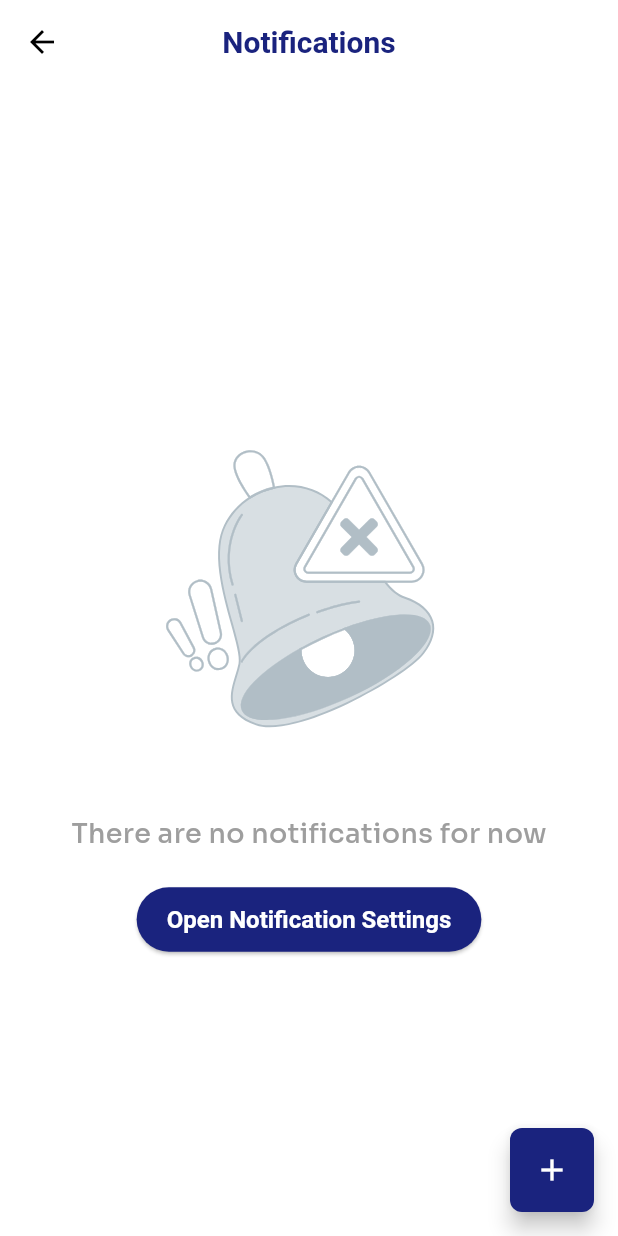
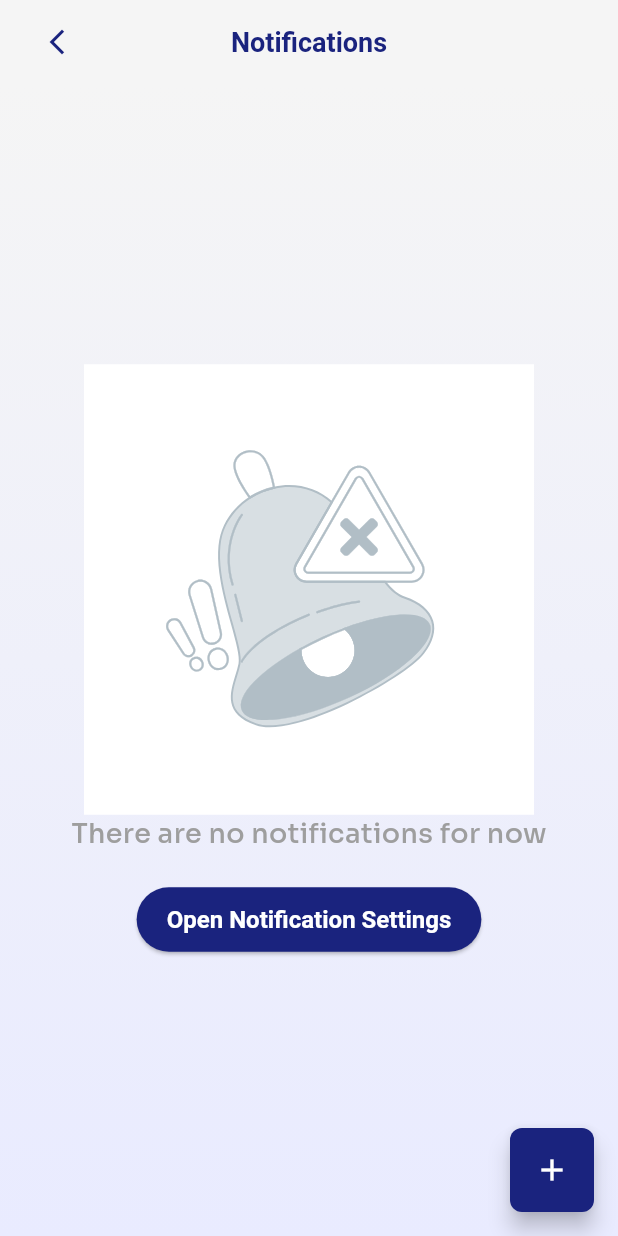
Before and after one commit to mdarafat1570/K-PathShala, a Flutter app: the Navigation screen opened directly, after a tap on an icon or button, on a phone screen of 412 x 824 dp. Run offline on Flutter 3.47's test engine with Material 3 defaults, Android fonts, the phone set to English and light mode, and no system bars; our stand-ins replace device_info_plus, device_preview, firebase_auth, firebase_core, flutter_svg, fluttertoast and 11 more; missing offline and left inert: android_intent_plus, custom_button_builder, flutter_facebook_auth, flutter_sslcommerz; accounts and stored records are empty; network calls fail.

Commit message:
Updates of 12/9/24

```diff
--- a/lib/view/common_widget/common_app_bar.dart
+++ b/lib/view/common_widget/common_app_bar.dart
@@ -1,4 +1,6 @@
 // common_app_bar.dart
+import 'dart:ui';
+
 import 'package:flutter/material.dart';
 import 'package:kpathshala/app_theme/app_color.dart';
 
@@ -9,6 +11,7 @@ class CommonAppBar extends StatelessWidget implements PreferredSizeWidget {
   final Color backgroundColor;
   final Color titleColor;
   final double titleFontSize;
+  final FontWeight titleFontWeight;
 
   const CommonAppBar({
     super.key,
@@ -17,7 +20,8 @@ class CommonAppBar extends StatelessWidget implements PreferredSizeWidget {
     this.onBackPressed,
     this.backgroundColor = AppColor.gradientStart,
     this.titleColor =AppColor.navyBlue,
-    this.titleFontSize = 20.0,
+    this.titleFontSize = 18.0,
+    this.titleFontWeight = FontWeight.w600,
   });
 
   @override
@@ -27,6 +31,7 @@ class CommonAppBar extends StatelessWidget implements PreferredSizeWidget {
       title: Text(
         title,
         style: TextStyle(
+          fontWeight: titleFontWeight,
           fontSize: titleFontSize,
           color: titleColor,
         ),
--- a/lib/view/common_widget/common_card_book_slider.dart
+++ b/lib/view/common_widget/common_card_book_slider.dart
@@ -29,27 +29,23 @@ Widget bookDashboardBuildCard() {
             crossAxisAlignment: CrossAxisAlignment.start,
             children: [
               // Text widget with responsive font size
-              Flexible(
-                child: customText(
+              customText(
                 "Ace the 2024 UBT Exam with \nK-Pathshala’s 100-Set Mock Test",
                 TextType.title,
                 color: AppColor.active,
                 fontSize: constraints.maxWidth * 0.05, // Responsive font size
               ),
-              ),
               const Gap(5),
               // Row with flexible text widgets
               Row(
                 children: [
-                  Flexible(
-                    child: Text(
+                  Text(
                     'For only ৳999.00',
                     style: TextStyle(
                       fontSize:
                           constraints.maxWidth * 0.04, // Responsive font size
                       color: Colors.black,
                       fontWeight: FontWeight.bold,
-                      ),
                     ),
                   ),
                   SizedBox(
--- a/lib/view/common_widget/custom_text.dart.dart
+++ b/lib/view/common_widget/custom_text.dart.dart
@@ -1,7 +1,7 @@
 import 'package:flutter/material.dart';
 import 'package:kpathshala/app_theme/app_color.dart';
 
-enum TextType { title, subtitle, paragraphTitle, normal, paragraphTitlenormal }
+enum TextType { title, subtitle, paragraphTitle, normal, paragraphTitleNormal }
 
 Widget customText(
   String text,
@@ -47,7 +47,7 @@ Widget customText(
           fontWeight: fontWeight ?? FontWeight.normal,
         ),
       );
-    case TextType.paragraphTitlenormal:
+    case TextType.paragraphTitleNormal:
       return Text(
         text,
         style: TextStyle(
--- a/lib/view/home_main_page/dashboard_page.dart
+++ b/lib/view/home_main_page/dashboard_page.dart
@@ -93,8 +93,9 @@ class _DashboardPageState extends State<DashboardPage> {
             children: [
               Padding(
                 padding: const EdgeInsets.symmetric(vertical: 8.0),
-                child: AspectRatio(
-                  aspectRatio: 16 / 9,
+                child: SizedBox(
+                  height: MediaQuery.sizeOf(context).height * 0.27,
+                  width: double.maxFinite,
                   child: Column(
                     children: [
                       Expanded(
--- a/lib/view/login_signup_page/registration_and_login_page.dart
+++ b/lib/view/login_signup_page/registration_and_login_page.dart
@@ -146,7 +146,8 @@ class _RegistrationPageState extends State<RegistrationPage> {
                       onPressed: () {
                         String rawNumber = mobileNumberController.text;
                         if (rawNumber.isNotEmpty && rawNumber.length == 11) {
-                          sendOtp(mobileNumber: rawNumber);
+
+                          sendOtp(mobileNumber: "+88$rawNumber");
                         } else if (rawNumber.length <11){
                           setState(() {
                             errorMessage = "Please provide a valid phone number";
@@ -293,6 +294,7 @@ class _RegistrationPageState extends State<RegistrationPage> {
       final email = apiResponse.data?.user?.email;
       final mobile = apiResponse.data?.user?.mobile;
       final imageUrl = apiResponse.data?.user?.image;
+      await _authService.saveToken(token.toString());
       await _authService.saveLogInCredentials(LogInCredentials(
         email: email,
         name: name,
--- a/lib/view/navigation_bar_page/navigation_bar.dart
+++ b/lib/view/navigation_bar_page/navigation_bar.dart
@@ -34,7 +34,7 @@ class _NavigationState extends State<Navigation> {
   Future<void> readCredentials() async {
     credentials = await _authService.getLogInCredentials();
 
-    if (credentials == null) {
+    if (credentials == null && mounted) {
       ScaffoldMessenger.of(context).showSnackBar(
         const SnackBar(content: Text("No credentials found")),
       );
@@ -54,7 +54,7 @@ class _NavigationState extends State<Navigation> {
     return GradientBackground(
       child: Scaffold(
         appBar: AppBar(
-          backgroundColor: Colors.transparent,
+          backgroundColor: AppColor.gradientStart,
           elevation: 0,
           leading: Padding(
             padding: const EdgeInsets.all(12),
--- a/lib/view/notifications/notifications_page.dart
+++ b/lib/view/notifications/notifications_page.dart
@@ -2,6 +2,8 @@ import 'package:android_intent_plus/android_intent.dart';
 import 'package:flutter/material.dart';
 import 'package:flutter_svg/flutter_svg.dart';
 import 'package:kpathshala/app_theme/app_color.dart';
+import 'package:kpathshala/view/common_widget/common_app_bar.dart';
+import 'package:kpathshala/view/common_widget/custom_background.dart';
 import 'package:kpathshala/view/common_widget/custom_text.dart.dart';
 
 class NotificationsPage extends StatefulWidget {
@@ -16,19 +18,11 @@ class _NotificationsPageState extends State<NotificationsPage> {
   Widget build(BuildContext context) {
     return Scaffold(
       backgroundColor: AppColor.white,
-      appBar: AppBar(
-        title: const Text('Notifications'),
-        leading: IconButton(
-          icon: const Icon(
-            Icons.arrow_back,
-            color: AppColor.black,
+      appBar:const CommonAppBar(
+        title: "Notifications",
       ),
-          onPressed: () {
-            Navigator.of(context).pop();
-          },
-        ),
-      ),
-      body: Center(
+      body: GradientBackground(
+        child: Center(
           child: Column(
             mainAxisAlignment: MainAxisAlignment.center,
             children: <Widget>[
@@ -44,6 +38,7 @@ class _NotificationsPageState extends State<NotificationsPage> {
                 child: const Text('Open Notification Settings'),
               ),
             ],
+          ),
         ),
       ),
       // Snackbar
--- a/lib/view/payment_page/payment_row.dart
+++ b/lib/view/payment_page/payment_row.dart
@@ -53,7 +53,7 @@ class PaymentRow extends StatelessWidget {
                   FittedBox(
                     child: customText(
                       amount,
-                      TextType.paragraphTitlenormal,
+                      TextType.paragraphTitleNormal,
                       fontSize: 10,
                     ),
                   ),
```
Also changed, not shown: lib/repository/authentication_repository.dart (+12 -4 lines), lib/view/login_signup_page/otp_verify_page.dart (+8 -9 lines), lib/view/profile_page/profile_screen_main.dart (+58 -35 lines), 2 other files. Lines whose indentation alone changed are shown as unchanged.
